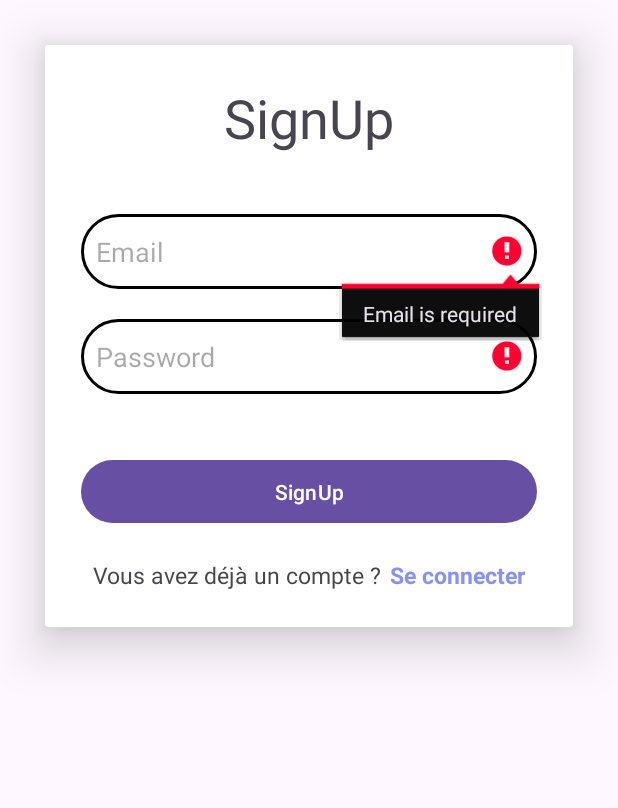
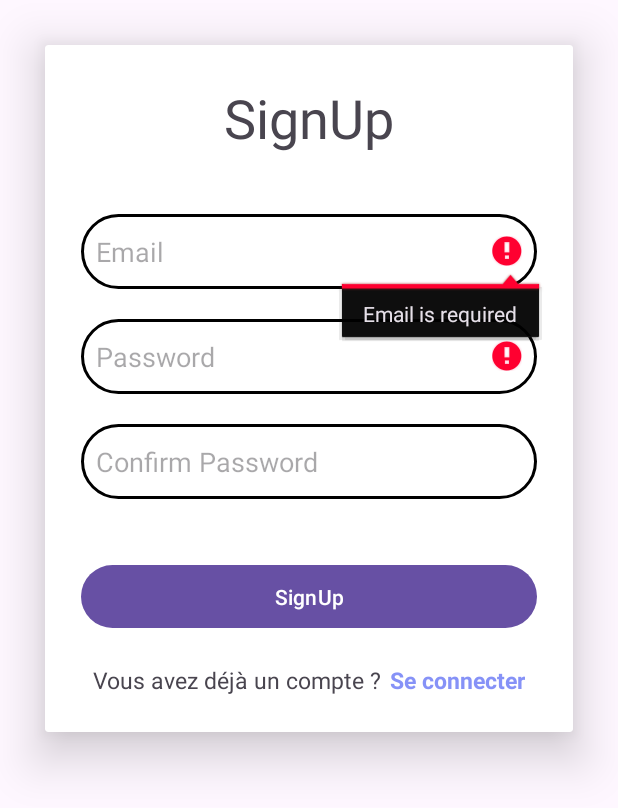
Before and after one commit to ckizp/android-app, an Android app: the screen it shows after launch (SignUpActivity), after a tap on "SignUp", on a phone screen of 412 x 824 dp. Shown: the top 808 px of the screen. Run offline under Robolectric (Android 15) with nearby library versions, the light colour scheme and no system bars; our stand-ins replace Firebase (no records; nobody signed in at launch, a user with empty details on screens opened directly).

Commit message:
confirm password

```diff
--- a/app/src/main/java/uqac/dim/eventmatch/SignUpActivity.java
+++ b/app/src/main/java/uqac/dim/eventmatch/SignUpActivity.java
@@ -16,8 +16,8 @@ public class SignUpActivity extends AppCompatActivity {
     private FirebaseAuth auth;
     private EditText email;
     private EditText password;
+    private EditText confirmPassword;
     private Button signUp;
-
     private TextView login;
 
     @Override
@@ -29,8 +29,10 @@ public class SignUpActivity extends AppCompatActivity {
 
         email = findViewById(R.id.signup_email);
         password = findViewById(R.id.signup_password);
+        confirmPassword = findViewById(R.id.signup_confirm_password);
         signUp = findViewById(R.id.signup_button);
         login = findViewById(R.id.switch_login);
+
 
         signUp.setOnClickListener(v -> {
             String emailText = email.getText().toString().trim();
@@ -41,6 +43,9 @@ public class SignUpActivity extends AppCompatActivity {
             }
             if(passwordText.isEmpty()) {
                 password.setError("Password is required");
+            }
+            if(!passwordText.equals(confirmPassword.getText().toString().trim())) {
+                confirmPassword.setError("Passwords do not match");
             }
             else{
                 auth.createUserWithEmailAndPassword(emailText, passwordText)
--- a/app/src/main/res/layout/activity_sign_up.xml
+++ b/app/src/main/res/layout/activity_sign_up.xml
@@ -50,6 +50,16 @@
                 android:inputType="textPassword"
                 android:background="@drawable/custom_edittext"
                 />
+            <EditText
+                android:layout_width="match_parent"
+                android:layout_height="50dp"
+                android:hint="@string/confirm_password"
+                android:id="@+id/signup_confirm_password"
+                android:layout_marginTop="20dp"
+                android:padding="10dp"
+                android:inputType="textPassword"
+                android:background="@drawable/custom_edittext"
+                />
             <Button
                 android:layout_width="match_parent"
                 android:layout_height="50dp"
--- a/app/src/main/res/values/strings.xml
+++ b/app/src/main/res/values/strings.xml
@@ -4,6 +4,7 @@
     <string name="login">Login</string>
     <string name="email">Email</string>
     <string name="password">Password</string>
+    <string name="confirm_password">Confirm Password</string>
     <string name="ask_sign">Vous n\'avez pas de compte ?</string>
     <string name="ask_login">Vous avez déjà un compte ? </string>
     <string name="switch_login">Se connecter</string>
```
